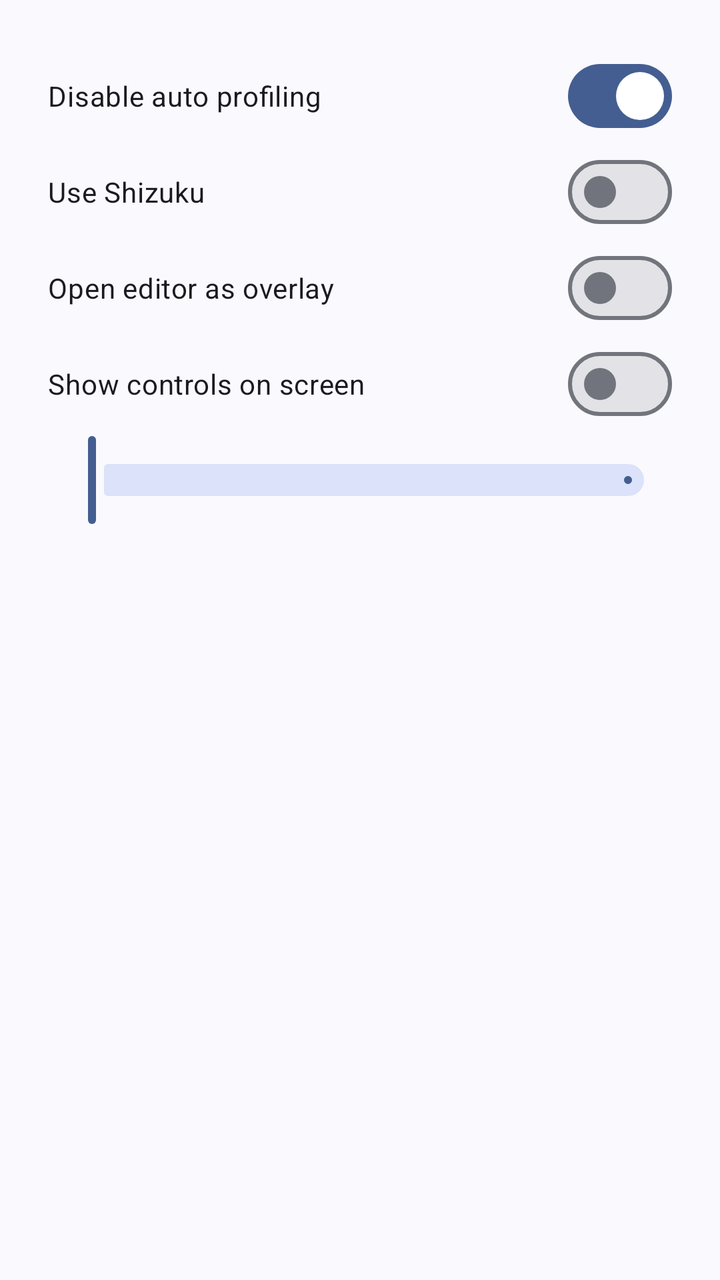
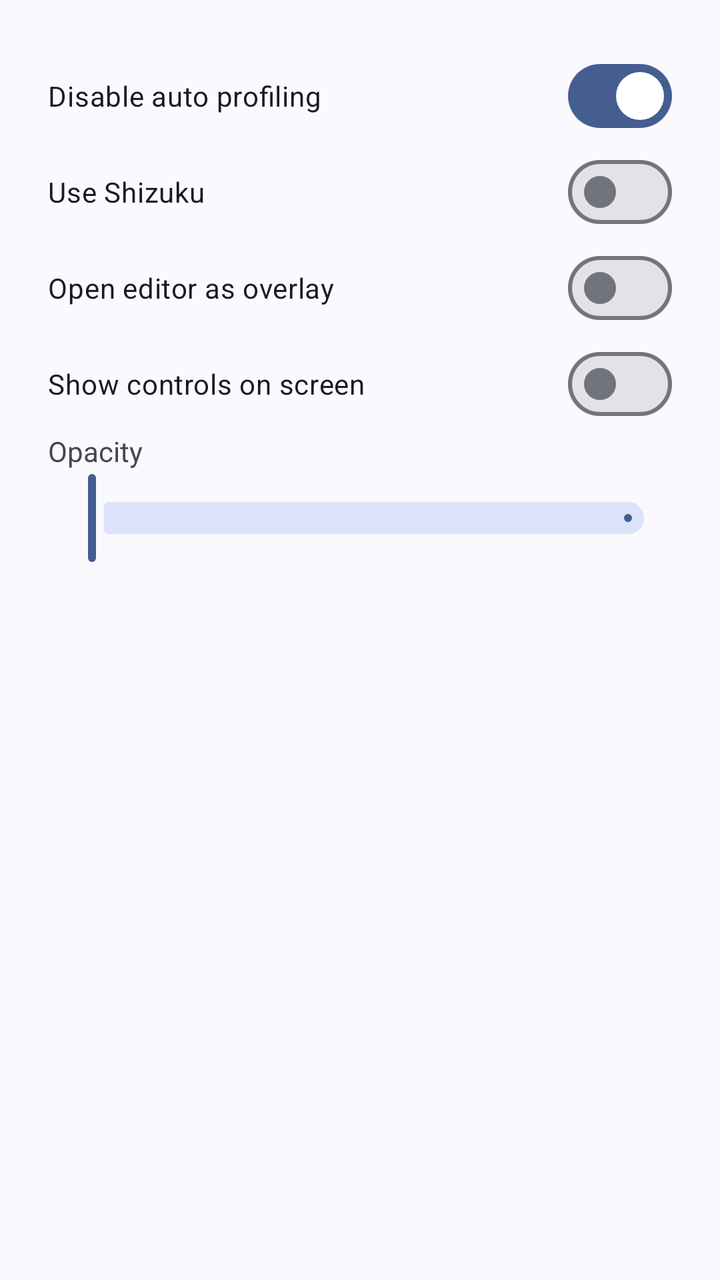

An Android layout rendered at two revisions. The XML below is the earlier revision; the diff shows what the commit changed to produce the second picture.
<!-- AndroidManifest.xml: application theme Theme.XtMapper -->
<!-- res/layout/settings.xml -->
<?xml version="1.0" encoding="utf-8"?>
<LinearLayout xmlns:android="http://schemas.android.com/apk/res/android"
    android:orientation="vertical"
    android:layout_width="match_parent"
    android:layout_height="wrap_content"
    android:padding="24dp"
    >

        <com.google.android.material.materialswitch.MaterialSwitch
            android:id="@+id/auto_profile_switch"
            android:layout_width="match_parent"
            android:layout_height="wrap_content"
            android:checked="true"
            android:text="@string/disable_auto_profile" />

        <com.google.android.material.materialswitch.MaterialSwitch
            android:id="@+id/use_shizuku"
            android:layout_width="match_parent"
            android:layout_height="wrap_content"
            android:checked="false"
            android:text="@string/use_shizuku" />

        <com.google.android.material.materialswitch.MaterialSwitch
            android:id="@+id/editor_overlay"
            android:layout_width="match_parent"
            android:layout_height="wrap_content"
            android:checked="false"
            android:text="@string/open_editor_as_overlay" />


        <com.google.android.material.materialswitch.MaterialSwitch
            android:id="@+id/show_controls"
            android:layout_width="match_parent"
            android:layout_height="wrap_content"
            android:checked="false"
            android:labelFor="@id/show_controls_opacity"
            android:text="@string/show_controls_on_screen" />

        <com.google.android.material.slider.Slider
            android:id="@+id/show_controls_opacity"
            android:layout_width="match_parent"
            android:layout_height="wrap_content"
            android:valueFrom="0"
            android:valueTo="1" />
</LinearLayout>
<!-- resources referenced by this layout -->
<resources>
  <string name="disable_auto_profile">Disable auto profiling</string>
  <string name="open_editor_as_overlay">Open editor as overlay</string>
  <string name="show_controls_on_screen">Show controls on screen</string>
  <string name="use_shizuku">Use Shizuku</string>
  <style name="Theme.XtMapper" parent="Theme.Material3.DynamicColors.DayNight.NoActionBar">
          <item name="android:statusBarColor">?android:colorBackground</item>
      </style>
</resources>

<!-- the commit's change to res/layout/settings.xml (unified diff, before → after) -->
@@ -36,6 +36,11 @@
             android:labelFor="@id/show_controls_opacity"
             android:text="@string/show_controls_on_screen" />
 
+        <TextView
+            android:layout_width="wrap_content"
+            android:layout_height="wrap_content"
+            android:text="@string/opacity" />
+
         <com.google.android.material.slider.Slider
             android:id="@+id/show_controls_opacity"
             android:layout_width="match_parent"
<!-- resource entries referenced after the edit -->
@@ -1,6 +1,7 @@
 <!-- resources referenced by this layout -->
 <resources>
   <string name="disable_auto_profile">Disable auto profiling</string>
+  <string name="opacity">Opacity</string>
   <string name="open_editor_as_overlay">Open editor as overlay</string>
   <string name="show_controls_on_screen">Show controls on screen</string>
   <string name="use_shizuku">Use Shizuku</string>
